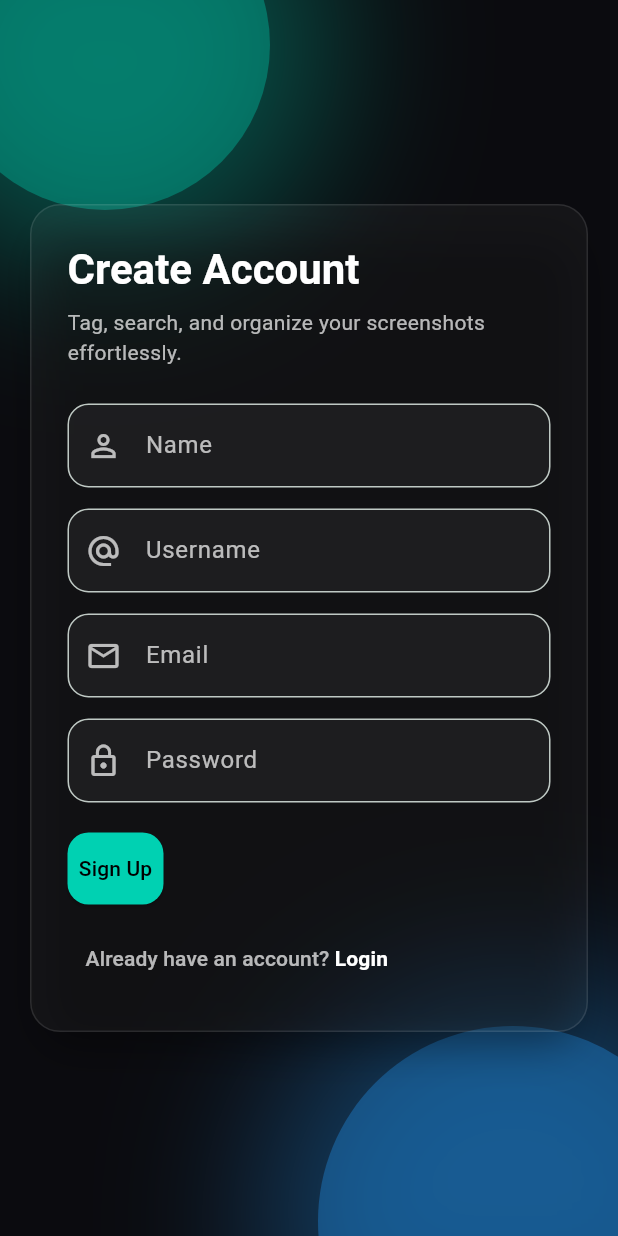
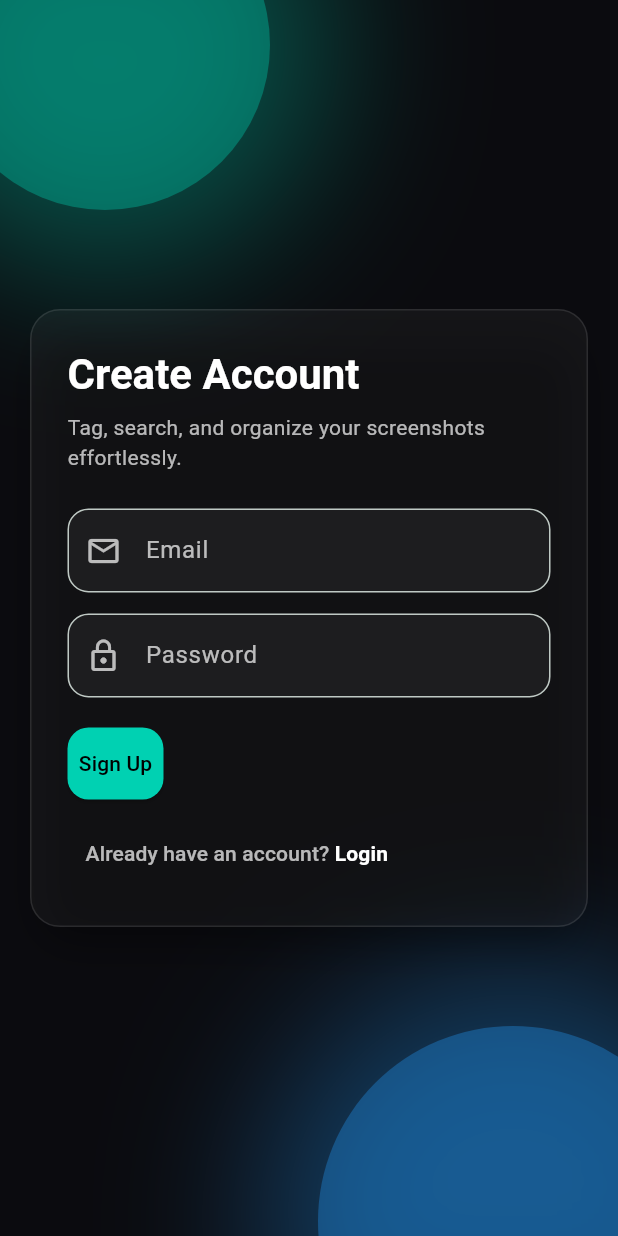
Before and after one commit to codewithAkash1326/ScreenshortManager, a Flutter app: the screen it shows after launch, after a tap on "New here? Create an account", on a phone screen of 412 x 824 dp. Run offline on Flutter 3.47's test engine with Material 3 defaults, Android fonts, the phone set to English and light mode, and no system bars; our stand-ins replace dio, firebase_auth, firebase_core, get, get_storage; accounts and stored records are empty; network calls fail.

Commit message:
feat(auth): migrate authentication to firebase
Replace local password-based authentication with Firebase Authentication.
Remove user registration endpoint and password hashing logic.
Update login flow to verify Firebase ID tokens and auto-create users on first login.
Add firebase_uid and auth_provider fields to user model.
Refactor frontend from separate login/signup modules to unified auth module.

BREAKING CHANGE: API contract changes - /user/register endpoint removed,
/user/login now requires Firebase ID token instead of username/password.
Database migration required for new auth columns.

```diff
--- a/frontend/lib/app_pages.dart
+++ b/frontend/lib/app_pages.dart
@@ -1,13 +1,12 @@
 import 'package:frontend/app_routes.dart';
+import 'package:frontend/auth/bindings/auth_binding.dart';
+import 'package:frontend/auth/view/login_view.dart';
+import 'package:frontend/auth/view/signup_view.dart';
 import 'package:frontend/home/binding/home_binding.dart';
 import 'package:frontend/home/view/home_view.dart';
 import 'package:frontend/home/view/image_view.dart';
-import 'package:frontend/login/binding/login_binding.dart';
-import 'package:frontend/login/view/login_view.dart';
 import 'package:frontend/search/bindings/search_bindings.dart';
 import 'package:frontend/search/view/search_screen.dart';
-import 'package:frontend/signup/binding/signup_binding.dart';
-import 'package:frontend/signup/view/signup_view.dart';
 import 'package:get/get_navigation/get_navigation.dart';
 
 class AppPages {
@@ -15,12 +14,12 @@ class AppPages {
     GetPage(
       name: AppRoutes.LOGIN,
       page: () => const LoginView(),
-      binding: LoginBinding(),
+      binding: AuthBinding(),
     ),
     GetPage(
       name: AppRoutes.SIGNUP,
       page: () => const SignupView(),
-      binding: SignupBinding(),
+      binding: AuthBinding(),
     ),
     GetPage(
       name: AppRoutes.HOME,
--- /dev/null
+++ b/frontend/lib/auth/bindings/auth_binding.dart
@@ -0,0 +1,9 @@
+import 'package:frontend/auth/controller/auth_controller.dart';
+import 'package:get/get.dart';
+
+class AuthBinding extends Bindings {
+  @override
+  void dependencies() {
+    Get.lazyPut(() => AuthController());
+  }
+}
--- a/frontend/lib/login/services/api_routes.dart
+++ b/frontend/lib/auth/services/api_routes.dart
@@ -1,4 +1,3 @@
 class ApiRoutes {
   static const String login = "/user/login";
-  static const String register = "/user/register";
 }
--- a/frontend/lib/login/view/login_view.dart
+++ b/frontend/lib/auth/view/login_view.dart
@@ -1,9 +1,8 @@
 import 'package:flutter/material.dart';
-import 'package:frontend/login/controller/login_controller.dart';
-import 'package:frontend/theme/theme_service.dart';
+import 'package:frontend/auth/controller/auth_controller.dart';
 import 'package:get/get.dart';
 
-class LoginView extends GetView<LoginController> {
+class LoginView extends GetView<AuthController> {
   const LoginView({super.key});
 
   @override
@@ -26,34 +25,35 @@ class LoginView extends GetView<LoginController> {
                 Text(
                   'Welcome back',
                   style: Theme.of(context).textTheme.headlineSmall?.copyWith(
-                    color: Colors.white,
-                    fontWeight: FontWeight.w700,
-                  ),
+                        color: Colors.white,
+                        fontWeight: FontWeight.w700,
+                      ),
                 ),
                 const SizedBox(height: 6),
                 Text(
                   'Sign in to manage your screenshots securely.',
-                  style: Theme.of(
-                    context,
-                  ).textTheme.bodyMedium?.copyWith(color: Colors.white70),
+                  style: Theme.of(context)
+                      .textTheme
+                      .bodyMedium
+                      ?.copyWith(color: Colors.white70),
                 ),
                 const SizedBox(height: 24),
                 _AuthField(
-                  label: 'Username',
-                  controller: controller.userNameController,
-                  icon: Icons.alternate_email,
+                  label: 'Email',
+                  controller: controller.loginEmailController,
+                  icon: Icons.mail_outline,
                 ),
                 const SizedBox(height: 14),
                 _AuthField(
                   label: 'Password',
-                  controller: controller.passwordController,
+                  controller: controller.loginPasswordController,
                   icon: Icons.lock_outline,
                   obscure: true,
                 ),
                 const SizedBox(height: 24),
                 Obx(
                   () => ElevatedButton(
-                    onPressed: controller.isLoading.value
+                    onPressed: controller.isLoginLoading.value
                         ? null
                         : controller.login,
                     style: ElevatedButton.styleFrom(
@@ -64,7 +64,7 @@ class LoginView extends GetView<LoginController> {
                         borderRadius: BorderRadius.circular(14),
                       ),
                     ),
-                    child: controller.isLoading.value
+                    child: controller.isLoginLoading.value
                         ? const SizedBox(
                             height: 18,
                             width: 18,
--- a/frontend/lib/signup/view/signup_view.dart
+++ b/frontend/lib/auth/view/signup_view.dart
@@ -1,9 +1,9 @@
 import 'package:flutter/material.dart';
 import 'package:frontend/app_routes.dart';
-import 'package:frontend/signup/controller/signup_controller.dart';
+import 'package:frontend/auth/controller/auth_controller.dart';
 import 'package:get/get.dart';
 
-class SignupView extends GetView<SignupController> {
+class SignupView extends GetView<AuthController> {
   const SignupView({super.key});
 
   @override
@@ -16,12 +16,19 @@ class SignupView extends GetView<SignupController> {
       footerLink: 'Login',
       onFooterTap: () => Get.offAllNamed(AppRoutes.LOGIN),
       onSubmit: controller.signup,
-      isLoading: controller.isLoading,
+      isLoading: controller.isSignupLoading,
       fields: [
-        _AuthField(label: 'Name', controller: controller.nameController, icon: Icons.person_outline),
-        _AuthField(label: 'Username', controller: controller.userNameController, icon: Icons.alternate_email),
-        _AuthField(label: 'Email', controller: controller.emailController, icon: Icons.mail_outline),
-        _AuthField(label: 'Password', controller: controller.passwordController, icon: Icons.lock_outline, obscure: true),
+        _AuthField(
+          label: 'Email',
+          controller: controller.signupEmailController,
+          icon: Icons.mail_outline,
+        ),
+        _AuthField(
+          label: 'Password',
+          controller: controller.signupPasswordController,
+          icon: Icons.lock_outline,
+          obscure: true,
+        ),
       ],
     );
   }
@@ -84,7 +91,10 @@ class _AuthShell extends StatelessWidget {
                     children: [
                       Text(
                         title,
-                        style: Theme.of(context).textTheme.headlineMedium?.copyWith(
+                        style: Theme.of(context)
+                            .textTheme
+                            .headlineMedium
+                            ?.copyWith(
                               color: Colors.white,
                               fontWeight: FontWeight.w700,
                             ),
@@ -92,7 +102,10 @@ class _AuthShell extends StatelessWidget {
                       const SizedBox(height: 8),
                       Text(
                         subtitle,
-                        style: Theme.of(context).textTheme.bodyMedium?.copyWith(color: Colors.white70),
+                        style: Theme.of(context)
+                            .textTheme
+                            .bodyMedium
+                            ?.copyWith(color: Colors.white70),
                       ),
                       const SizedBox(height: 24),
                       ..._withSpacing(fields, 14),
@@ -104,13 +117,17 @@ class _AuthShell extends StatelessWidget {
                             backgroundColor: const Color(0xFF00D1B2),
                             foregroundColor: Colors.black,
                             padding: const EdgeInsets.symmetric(vertical: 14),
-                            shape: RoundedRectangleBorder(borderRadius: BorderRadius.circular(14)),
+                            shape: RoundedRectangleBorder(
+                              borderRadius: BorderRadius.circular(14),
+                            ),
                           ),
                           child: isLoading.value
                               ? const SizedBox(
                                   height: 18,
                                   width: 18,
-                                  child: CircularProgressIndicator(strokeWidth: 2.2),
+                                  child: CircularProgressIndicator(
+                                    strokeWidth: 2.2,
+                                  ),
                                 )
                               : Text(primaryLabel),
                         ),
@@ -125,12 +142,15 @@ class _AuthShell extends StatelessWidget {
                             children: [
                               TextSpan(
                                 text: footerLink,
-                                style: const TextStyle(fontWeight: FontWeight.w600, color: Colors.white),
+                                style: const TextStyle(
+                                  fontWeight: FontWeight.w600,
+                                  color: Colors.white,
+                                ),
                               ),
                             ],
                           ),
                         ),
-                      )
+                      ),
                     ],
                   ),
                 ),
@@ -171,11 +191,7 @@ class _Glows extends StatelessWidget {
           shape: BoxShape.circle,
           color: color,
           boxShadow: [
-            BoxShadow(
-              color: color,
-              blurRadius: 90,
-              spreadRadius: 40,
-            )
+            BoxShadow(color: color, blurRadius: 90, spreadRadius: 40),
           ],
         ),
       );
--- a/frontend/lib/login/binding/login_binding.dart
+++ /dev/null
@@ -1,13 +0,0 @@
-import 'package:frontend/api_services/api_helper.dart';
-import 'package:frontend/login/controller/login_controller.dart';
-import 'package:get/get.dart';
-
-class LoginBinding extends Bindings {
-  @override
-  void dependencies() {
-    if (!Get.isRegistered<ApiService>()) {
-      Get.put<ApiService>(ApiService(), permanent: true);
-    }
-    Get.lazyPut<LoginController>(() => LoginController());
-  }
-}
--- a/frontend/lib/login/services/login_service.dart
+++ /dev/null
@@ -1,52 +0,0 @@
-import 'package:dio/dio.dart';
-import 'package:frontend/api_services/api_helper.dart';
-import 'package:frontend/login/services/api_routes.dart';
-import 'package:get/get.dart';
-
-/// Centralized auth service for login & signup
-class AuthService {
-  AuthService({ApiService? api}) : _api = api ?? Get.find<ApiService>();
-
-  final ApiService _api;
-  Future<String> login({
-    required String userName,
-    required String password,
-  }) async {
-    final resp = await _api.dio.post(
-      ApiRoutes.login,
-      data: {"user_name": userName, "password": password},
-    );
-
-    final responseData = resp.data;
-
-    if (resp.statusCode == 200 &&
-        responseData != null &&
-        responseData['data'] != null &&
-        responseData['data'].isNotEmpty) {
-      final token = responseData['data'][0]['token'];
-
-      if (token != null) {
-        return token as String;
-      }
-    }
-
-    throw Exception(responseData?['error']?['message'] ?? 'Login failed');
-  }
-
-  Future<void> register({
-    required String name,
-    required String userName,
-    required String email,
-    required String password,
-  }) async {
-    await _api.dio.post(
-      ApiRoutes.register,
-      data: {
-        "name": name,
-        "user_name": userName,
-        "email": email,
-        "password": password,
-      },
-    );
-  }
-}
--- a/frontend/lib/signup/binding/signup_binding.dart
+++ /dev/null
@@ -1,13 +0,0 @@
-import 'package:frontend/api_services/api_helper.dart';
-import 'package:frontend/signup/controller/signup_controller.dart';
-import 'package:get/get.dart';
-
-class SignupBinding extends Bindings {
-  @override
-  void dependencies() {
-    if (!Get.isRegistered<ApiService>()) {
-      Get.put<ApiService>(ApiService(), permanent: true);
-    }
-    Get.lazyPut<SignupController>(() => SignupController());
-  }
-}
--- a/frontend/lib/signup/controller/signup_controller.dart
+++ /dev/null
@@ -1,49 +0,0 @@
-import 'package:flutter/material.dart';
-import 'package:frontend/app_routes.dart';
-import 'package:frontend/login/services/login_service.dart';
-import 'package:get/get.dart';
-
-class SignupController extends GetxController {
-  final AuthService _auth = AuthService();
-
-  final nameController = TextEditingController();
-  final userNameController = TextEditingController();
-  final emailController = TextEditingController();
-  final passwordController = TextEditingController();
-  final isLoading = false.obs;
-
-  Future<void> signup() async {
-    final name = nameController.text.trim();
-    final userName = userNameController.text.trim();
-    final email = emailController.text.trim();
-    final password = passwordController.text;
-    if ([name, userName, email, password].any((e) => e.isEmpty)) {
-      Get.snackbar('Error', 'All fields are required');
-      return;
-    }
-    try {
-      isLoading.value = true;
-      await _auth.register(
-        name: name,
-        userName: userName,
-        email: email,
-        password: password,
-      );
-      Get.snackbar('Success', 'Account created. Please login.');
-      Get.offAllNamed(AppRoutes.LOGIN);
-    } catch (e) {
-      Get.snackbar('Signup failed', e.toString());
-    } finally {
-      isLoading.value = false;
-    }
-  }
-
-  @override
-  void onClose() {
-    nameController.dispose();
-    userNameController.dispose();
-    emailController.dispose();
-    passwordController.dispose();
-    super.onClose();
-  }
-}
```
Also changed, not shown: frontend/lib/auth/controller/auth_controller.dart (added, +173 -0 lines), frontend/lib/auth/services/auth_service.dart (added, +34 -0 lines), frontend/lib/auth/view/verify_email_screen.dart (added, +96 -0 lines), frontend/lib/login/controller/login_controller.dart (deleted, +0 -42 lines), 8 other files.
